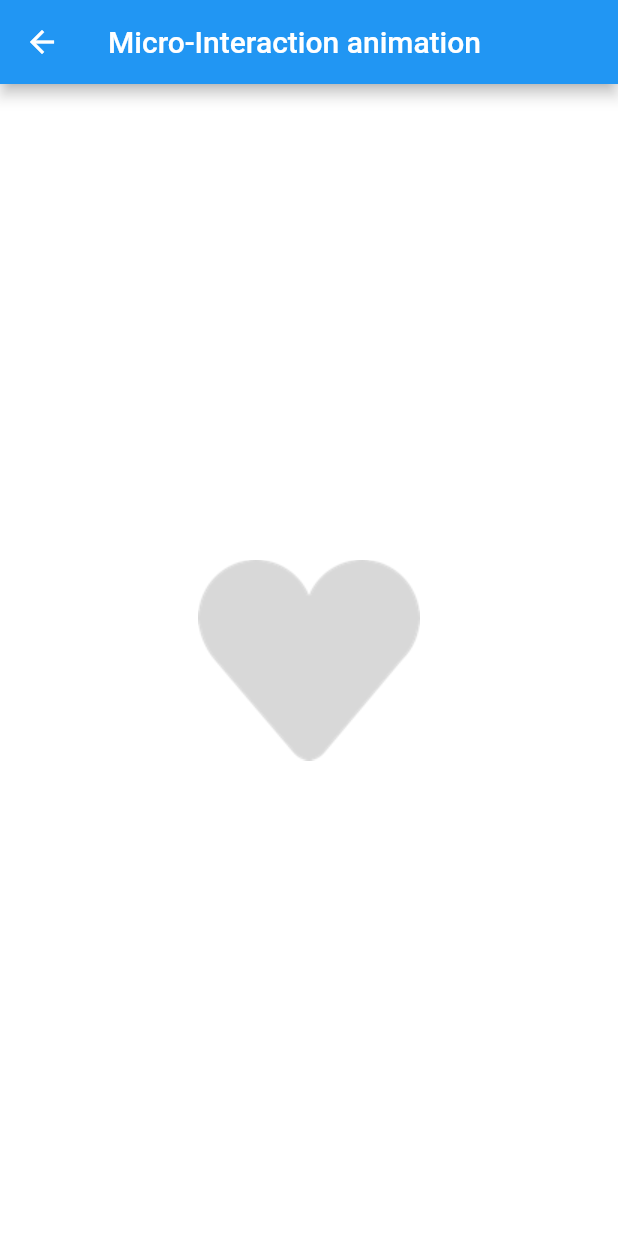
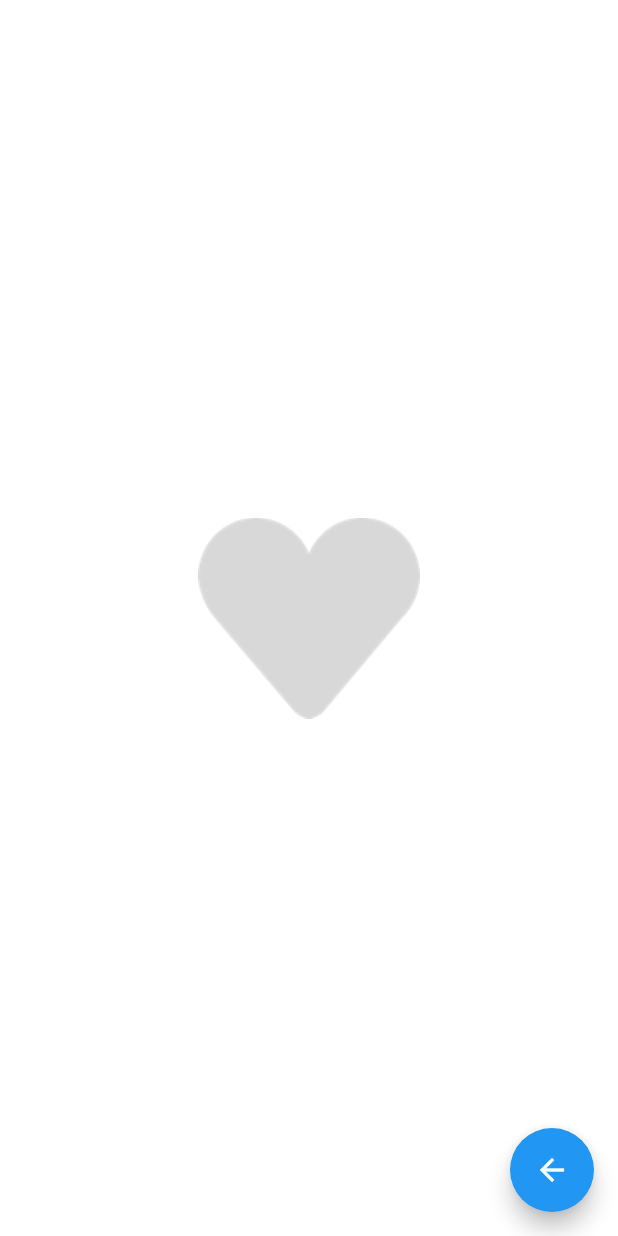
Before and after one commit to thismightworkco/flutter_animation_tests, a Flutter app: the HeartAnimationWidget screen opened directly, on a phone screen of 412 x 824 dp. Run offline on Flutter 3.47's test engine with Material 2 defaults, Android fonts, the phone set to English and light mode, and no system bars.

Commit message:
Removed app bar from HeartAnimationWidget and added A FAB

```diff
--- a/lib/heart_animation_widget.dart
+++ b/lib/heart_animation_widget.dart
@@ -112,9 +112,6 @@ class _HeartAnimationWidgetState extends State<HeartAnimationWidget>
   @override
   Widget build(BuildContext context) {
     return new Scaffold(
-      appBar: new AppBar(
-        title: new Text("Micro-Interaction animation"),
-      ),
       backgroundColor: Colors.white,
       body: GestureDetector(
         onTap: () {
@@ -191,6 +188,11 @@ class _HeartAnimationWidgetState extends State<HeartAnimationWidget>
           ],
         ),
       ),
+      floatingActionButton: FloatingActionButton(
+          child: Icon(Icons.arrow_back),
+          onPressed: () {
+            Navigator.pop(context);
+          }),
     );
   }
 }
```
